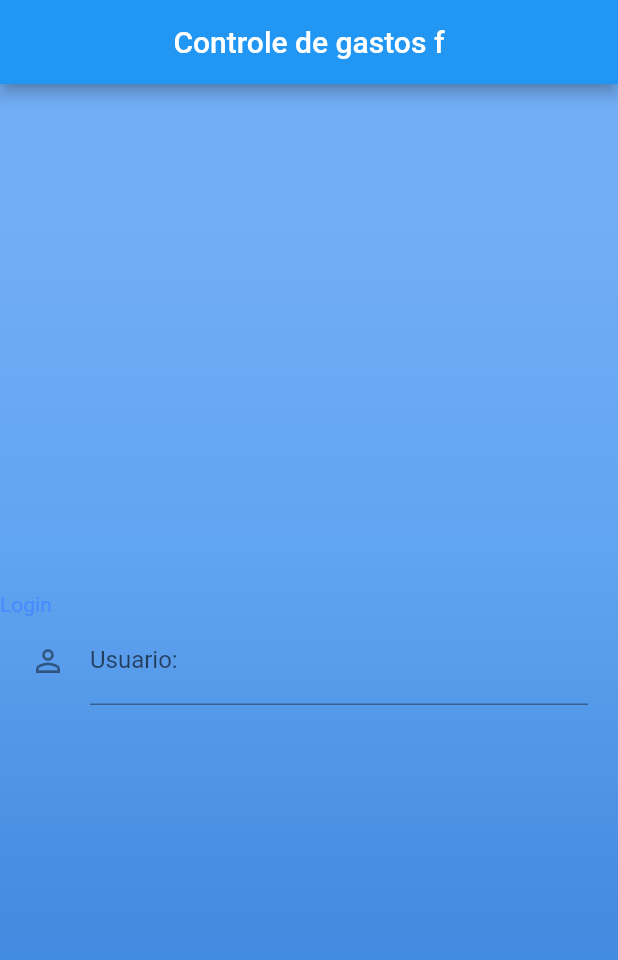
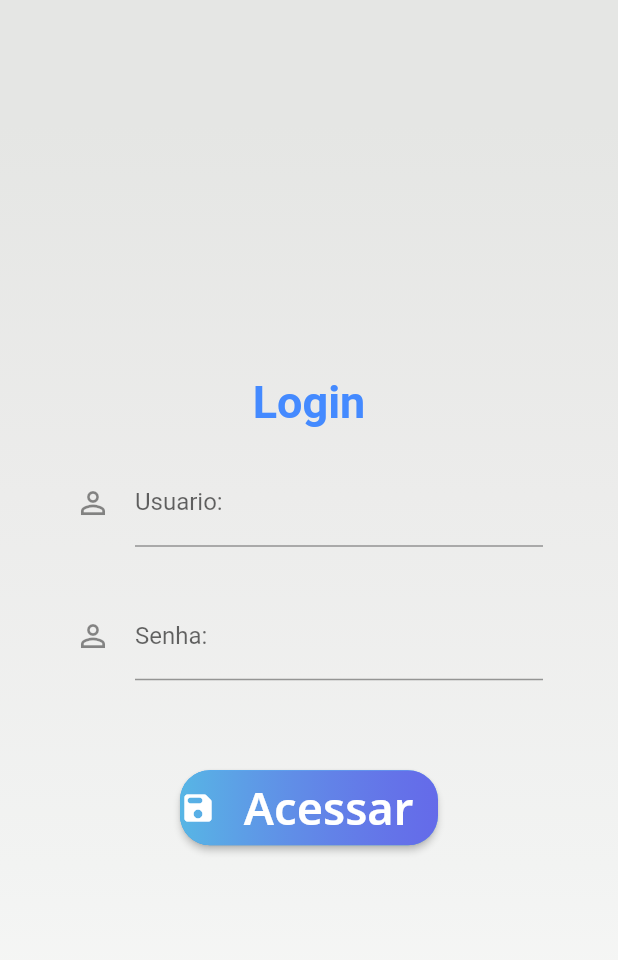
Before and after one commit to MatheusHard/speding-control_flutter, a Flutter app: the screen it shows after launch, on a phone screen of 412 x 824 dp. Shown: the top 960 px of the screen. Run offline on Flutter 3.47's test engine with Material 2 defaults, Android fonts, the phone set to English and light mode, and no system bars; our stand-ins replace google_fonts, shared_preferences; missing offline and left inert: flutter_gradients.

Commit message:
Estilo Tela Login

```diff
--- a/lib/ui/login.dart
+++ b/lib/ui/login.dart
@@ -1,3 +1,4 @@
+import 'package:control_speding_2/utils/core/app_text_styles.dart';
 import 'package:control_speding_2/utils/metods/utils.dart';
 import 'package:flutter/cupertino.dart';
 import 'package:flutter/material.dart';
@@ -30,11 +31,11 @@
   @override
   Widget build(BuildContext context) {
     return Scaffold(
-      appBar: AppBar(
+     /* appBar: AppBar(
         centerTitle: true,
         title: const Text("Controle de gastos f"),
         backgroundColor: Colors.blue,
-      ),
+      ),*/
       body:
 
 
@@ -47,10 +48,10 @@
                     begin: Alignment.topCenter,
                     end: Alignment.bottomCenter,
                     colors: [
-                      Color(0xFF73AEF5),
-                      Color(0xFF61A4F1),
-                      Color(0xFF478DE0),
-                      Color(0xFF398AE5),
+                      Color(0xFFE5E6E4),
+                      Color(0xFFECECEB),
+                      Color(0xFFF2F3F2),
+                      Color(0xFFF9F9F8),
                     ],
                     stops: [0.1,0.4,0.7,0.9]
                 )
@@ -61,12 +62,17 @@
                 crossAxisAlignment: CrossAxisAlignment.stretch,
                 mainAxisAlignment: MainAxisAlignment.center,
                 children:<Widget> [
-                  const Text("Login", style: TextStyle(
-                    color: Colors.blueAccent,
 
-                  ),),
+                  const Center(
+                    child: Text("Login", style: TextStyle(
+                      color: Colors.blueAccent,
+                      fontSize: 30.0,
+                      fontWeight: FontWeight.bold
+
+                    ),),
+                  ),
                   Padding(
-                    padding: const EdgeInsets.fromLTRB(20, 0, 20, 15),
+                    padding: const EdgeInsets.fromLTRB(50, 20, 50, 30),
                     child: TextFormField(
                       controller: _user,
                       focusNode: _myFocusNode,
@@ -86,8 +92,78 @@
                       },
                     ),
                   ),
-                ],
-              )),
+
+                  Padding(
+                    padding: const EdgeInsets.fromLTRB(50, 0, 50, 50),
+                    child: TextFormField(
+                      obscureText: true,
+                      controller: _user,
+                      focusNode: _myFocusNode_2,
+                      keyboardType: TextInputType.text,
+                      decoration: const InputDecoration(
+                          labelText: "Senha:",
+                          hintText: "digite a senha",
+                          icon: Icon(Icons.perm_identity)
+                      ),
+                      validator: (value){
+                        if(value!.isEmpty || value == ""){
+                          _myFocusNode_2.requestFocus();
+                          //Utils.showDefaultSnackbar(context, );
+                          return "Insira a senha!!!";
+
+                        }
+                      },
+                    ),
+                  ),
+                  /*************BUTTON***************/
+
+    Padding(
+    padding: const EdgeInsets.symmetric(horizontal: 120, vertical: 10),
+    child: Center(
+    child: ElevatedButton(
+    onPressed: () {
+    /*if(_selectedFile != null)  {
+    if(_formKey.currentState.validate()) {
+    _cadastrarConta();
+    }
+    }else{
+    Utils.showDefaultSnackbar(_scaffoldKey, "Foto obrigatória!!! ");
+    }*/
+    },
+    style: ElevatedButton.styleFrom(
+    padding: EdgeInsets.zero,
+    shape: RoundedRectangleBorder(
+    borderRadius: BorderRadius.circular(20))),
+    child: Ink(
+
+    decoration: BoxDecoration(
+    gradient: const LinearGradient(colors:
+    [
+      Color(0xFF57B6E5),
+      Color.fromRGBO(130, 87, 229, 0.695),
+    ]),
+    borderRadius: BorderRadius.circular(20)),
+    child:
+    Row(
+    mainAxisAlignment: MainAxisAlignment.center,
+    children: [
+    const Icon(Icons.save_rounded),
+    Container(
+    width: 150,
+    height: 50,
+    alignment: Alignment.center,
+    child:
+
+    Text(
+    'Acessar',
+    style: AppTextStyles.titleBold,
+    ),
+
+
+    ),
+    ],)))))
+   /***************FIM*****************/
+      ],)),
         ),
         ),
       ),
@@ -95,4 +171,6 @@
   }
 
 
+
+
 }
--- a/lib/utils/core/app_colors.dart
+++ b/lib/utils/core/app_colors.dart
@@ -1,38 +1,38 @@
 import 'package:flutter/material.dart';
 
 class AppColors {
-  static final Color purple = Color(0xFF8257E5);
-  static final Color white = Color(0xFFFFFFFF);
-  static final Color black = Color(0xFF514766);
-  static final Color grey = Color(0xFF6E6680);
-  static final Color lightGrey = Color(0xFFA6A1B2);
-  static final Color border = Color(0xFFE1E1E6);
-  static final Color chartSecondary = Color(0xFFE1E6E3);
-  static final Color chartPrimary = darkGreen;
+  static const Color? purple = Color(0xFF8257E5);
+  static const Color white = Color(0xFFFFFFFF);
+  static const Color black = Color(0xFF514766);
+  static const Color grey = Color(0xFF6E6680);
+  static const Color lightGrey = Color(0xFFA6A1B2);
+  static const Color border = Color(0xFFE1E1E6);
+  static const Color chartSecondary = Color(0xFFE1E6E3);
+  static const Color chartPrimary = darkGreen;
 
   //Greens
-  static final Color lightGreen = Color(0xFFE1F5EC);
-  static final Color green = Color(0xFFB8DBCB);
-  static final Color darkGreen = Color(0xFF04D361);
+  static const Color lightGreen = Color(0xFFE1F5EC);
+  static const Color green = Color(0xFFB8DBCB);
+  static const Color darkGreen = Color(0xFF04D361);
 
   //Reds
-  static final Color lightRed = Color(0xFFF5E9EC);
+  static final Color? lightRed = Color(0xFFF5E9EC);
   static final Color red = Color(0xFFE5C5CF);
   static final Color darkRed = Color(0xFFCC3750);
 
   //LevelButton
-  static final Color levelButtonFacil = Color(0xFFEBEBFC);
-  static final Color levelButtonMedio = lightGreen;
-  static final Color levelButtonDificil = Color(0xFFF5EFE9);
-  static final Color levelButtonPerito = lightRed;
+  static const Color levelButtonFacil = Color(0xFFEBEBFC);
+  static const Color levelButtonMedio = lightGreen;
+  static const Color levelButtonDificil = Color(0xFFF5EFE9);
+  static final Color? levelButtonPerito = lightRed;
 
-  static final Color levelButtonBorderFacil = Color(0xFFCECEF5);
-  static final Color levelButtonBorderMedio = green;
-  static final Color levelButtonBorderDificil = Color(0xFFE5D5C5);
+  static const Color levelButtonBorderFacil = Color(0xFFCECEF5);
+  static const Color levelButtonBorderMedio = green;
+  static const Color levelButtonBorderDificil = Color(0xFFE5D5C5);
   static final Color levelButtonBorderPerito = red;
 
-  static final Color levelButtonTextFacil = Color(0xFF6363DB);
-  static final Color levelButtonTextMedio = darkGreen;
-  static final Color levelButtonTextDificil = Color(0xFFE8891C);
+  static const Color levelButtonTextFacil = Color(0xFF6363DB);
+  static const Color levelButtonTextMedio = darkGreen;
+  static const Color levelButtonTextDificil = Color(0xFFE8891C);
   static final Color levelButtonTextPerito = darkRed;
 }
--- a/lib/utils/core/app_text_styles.dart
+++ b/lib/utils/core/app_text_styles.dart
@@ -6,13 +6,13 @@
 class AppTextStyles {
   static final TextStyle title = GoogleFonts.notoSans(
     color: AppColors.white,
-    fontSize: 20,
+    fontSize: 30,
     fontWeight: FontWeight.w400,
   );
 
   static final TextStyle titleBold = GoogleFonts.notoSans(
     color: AppColors.white,
-    fontSize: 20,
+    fontSize: 30,
     fontWeight: FontWeight.w600,
   );
 
```
Also changed, not shown: lib/ui/home.dart (added, +17 -0 lines).
